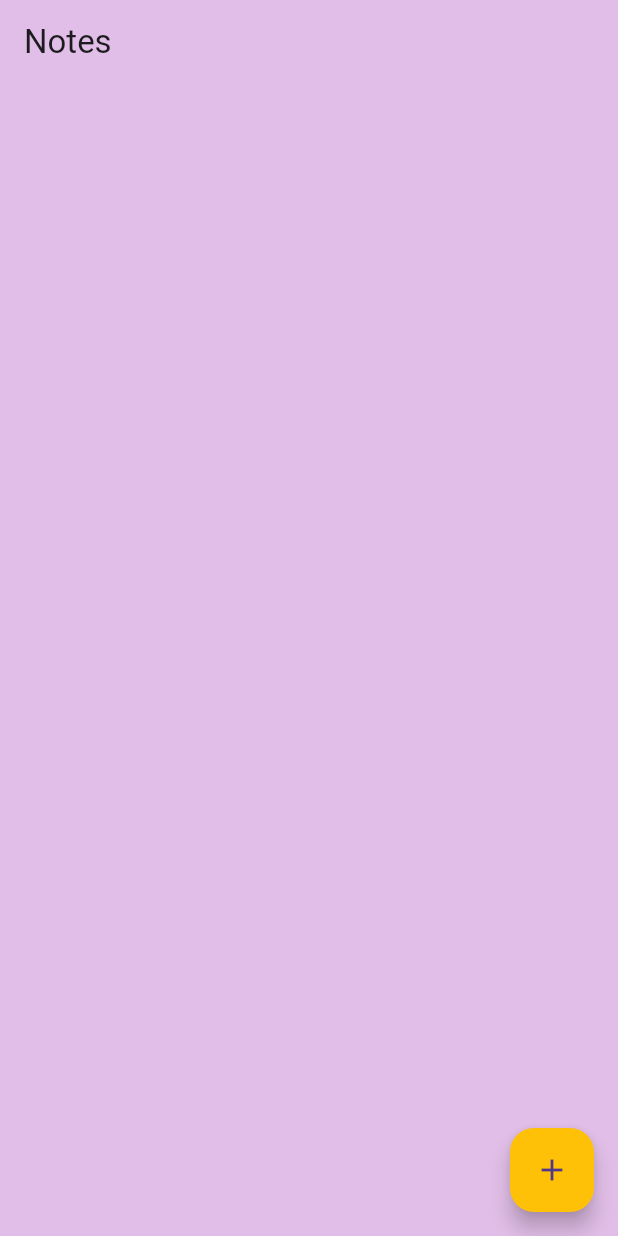
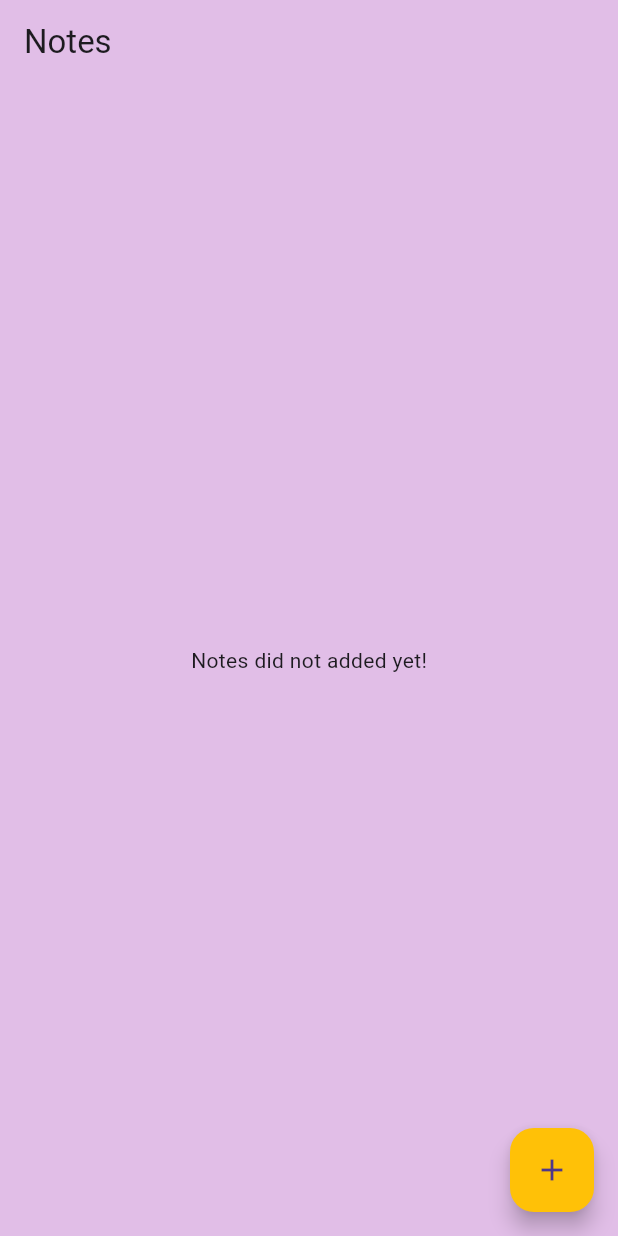
Before and after one commit to nasibullonabiev/simple_note_app_riverpod, a Flutter app: the screen it shows after launch, on a phone screen of 412 x 824 dp. Run offline on Flutter 3.47's test engine with Material 3 defaults, Android fonts, the light colour scheme and no system bars; our stand-ins replace flutter_riverpod.

Commit message:
fixed some widgets

```diff
--- a/lib/pages/note_list_page.dart
+++ b/lib/pages/note_list_page.dart
@@ -12,14 +12,11 @@ class NoteListPage extends ConsumerWidget {
   @override
   Widget build(BuildContext context, WidgetRef ref) {
     final notes = ref.watch(notesProvider);
-    return Scaffold(
-      backgroundColor: Colors.purple.shade100,
-      appBar: AppBar(
-        backgroundColor: Colors.purple.shade100,
-
-        title: Text("Notes"),
-      ),
-      body: ListView.builder(
+    Widget content = Center(
+        child: Text('Notes did not added yet!')
+    );
+    if (notes.isNotEmpty) {
+      content = ListView.builder(
         itemCount: notes.length,
         itemBuilder: (context, index) {
           final note = notes[index];
@@ -30,7 +27,8 @@ class NoteListPage extends ConsumerWidget {
               title: Text(note.title),
               subtitle: Text(note.content),
               onTap:
-                  () => Navigator.push(
+                  () =>
+                  Navigator.push(
                     context,
                     MaterialPageRoute(
                       builder: (context) => NoteDetailPage(note: note),
@@ -44,16 +42,25 @@ class NoteListPage extends ConsumerWidget {
             ),
           );
         },
+      );
+    }
+    return Scaffold(
+      backgroundColor: Colors.purple.shade100,
+      appBar: AppBar(
+        backgroundColor: Colors.purple.shade100,
+
+        title: Text("Notes"),
       ),
+      body: content,
       floatingActionButton: FloatingActionButton(
       backgroundColor: Colors.amber,
       onPressed:
-            () => Navigator.push(
+          () =>
+          Navigator.push(
             context,
             MaterialPageRoute(builder: (context) => AddEditNotePage()),
           ),
       child: Icon(Icons.add),
-      ),
-    );
+    ),);
   }
 }
```
Lines whose indentation alone changed are shown as unchanged.
